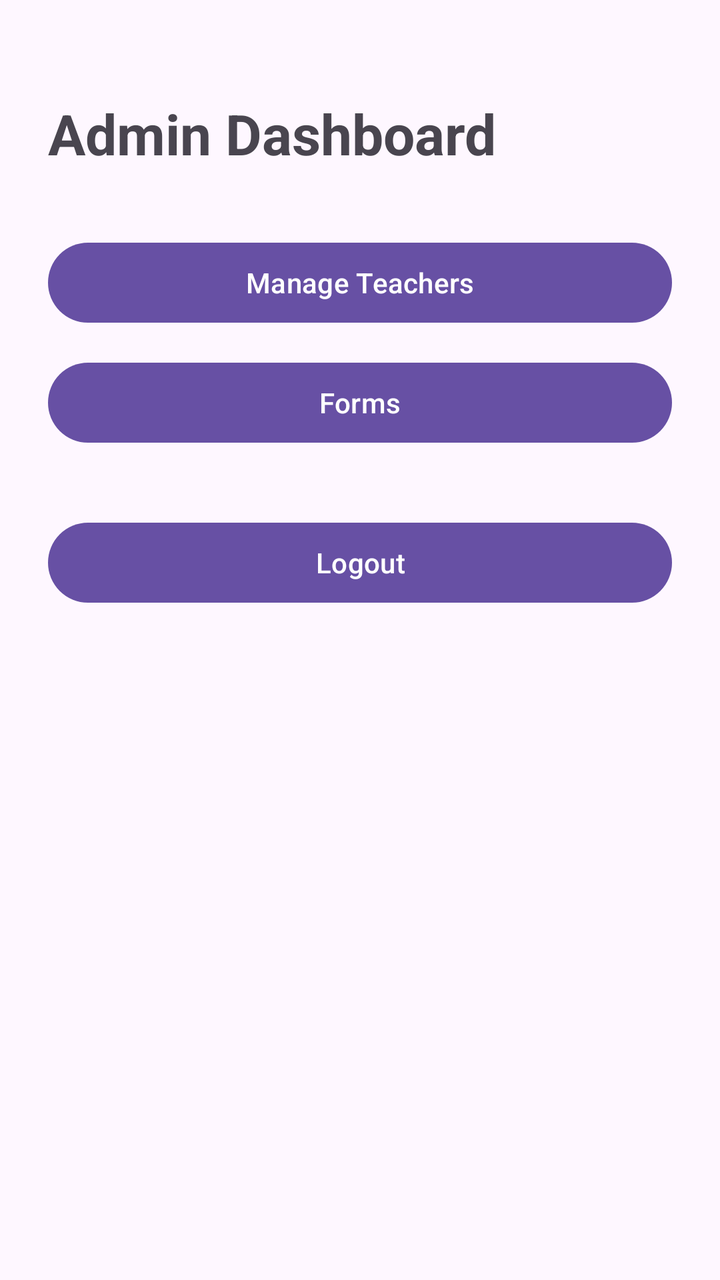
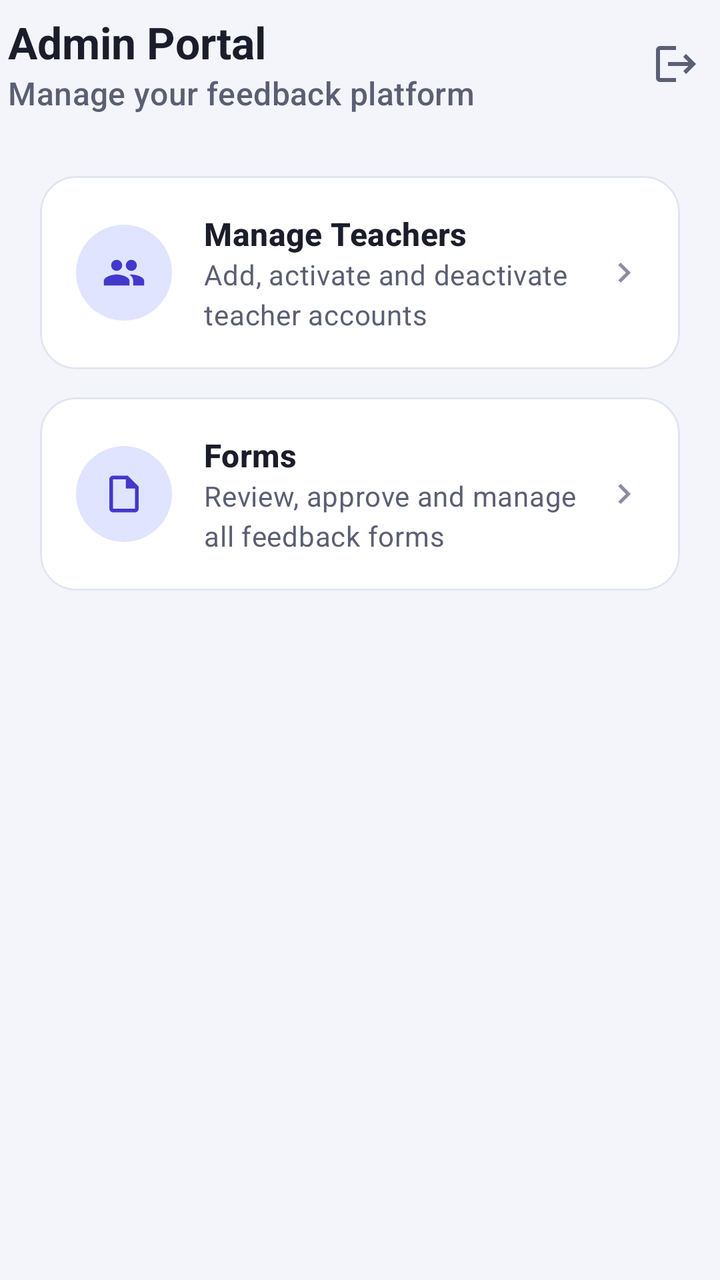

An Android layout rendered at two revisions. The XML below is the earlier revision; the diff shows what the commit changed to produce the second picture.
<!-- AndroidManifest.xml: application theme Theme.FeedbackManagement -->
<!-- res/layout/activity_admin_dashboard.xml -->
<?xml version="1.0" encoding="utf-8"?>
<LinearLayout xmlns:android="http://schemas.android.com/apk/res/android"
    android:layout_width="match_parent"
    android:layout_height="match_parent"
    android:orientation="vertical"
    android:padding="24dp">

    <TextView
        android:layout_width="wrap_content"
        android:layout_height="wrap_content"
        android:text="Admin Dashboard"
        android:textSize="28sp"
        android:textStyle="bold"
        android:layout_marginTop="24dp"
        android:layout_marginBottom="32dp" />

    <Button
        android:id="@+id/manageTeachersButton"
        android:layout_width="match_parent"
        android:layout_height="wrap_content"
        android:text="Manage Teachers" />

    <Button
        android:id="@+id/formsButton"
        android:layout_width="match_parent"
        android:layout_height="wrap_content"
        android:text="Forms"
        android:layout_marginTop="12dp" />

    <Button
        android:id="@+id/logoutButton"
        android:layout_width="match_parent"
        android:layout_height="wrap_content"
        android:text="Logout"
        android:layout_marginTop="32dp" />

</LinearLayout>
<!-- resources referenced by this layout -->
<resources>
  <style name="Base.Theme.FeedbackManagement" parent="Theme.Material3.DayNight.NoActionBar">
          
          
      </style>
  <!-- unchanged entries left out for length: 1 -->
</resources>

<!-- the commit's change to res/layout/activity_admin_dashboard.xml (unified diff, before → after) -->
@@ -1,37 +1,170 @@
 <?xml version="1.0" encoding="utf-8"?>
 <LinearLayout xmlns:android="http://schemas.android.com/apk/res/android"
+    xmlns:app="http://schemas.android.com/apk/res-auto"
     android:layout_width="match_parent"
     android:layout_height="match_parent"
     android:orientation="vertical"
-    android:padding="24dp">
+    android:background="@color/neutral_background">
 
-    <TextView
-        android:layout_width="wrap_content"
-        android:layout_height="wrap_content"
-        android:text="Admin Dashboard"
-        android:textSize="28sp"
-        android:textStyle="bold"
-        android:layout_marginTop="24dp"
-        android:layout_marginBottom="32dp" />
+    <com.google.android.material.appbar.MaterialToolbar
+        android:id="@+id/toolbar"
+        android:layout_width="match_parent"
+        android:layout_height="?attr/actionBarSize"
+        app:title="Admin Portal"
+        app:titleTextAppearance="@style/TextAppearance.Feedback.ToolbarTitle"
+        app:subtitle="Manage your feedback platform"
+        app:subtitleTextColor="@color/text_secondary">
 
-    <Button
-        android:id="@+id/manageTeachersButton"
+        <ImageButton
+            android:id="@+id/logoutButton"
+            android:layout_width="44dp"
+            android:layout_height="44dp"
+            android:layout_gravity="end|center_vertical"
+            android:background="?attr/selectableItemBackgroundBorderless"
+            android:src="@drawable/ic_logout"
+            app:tint="@color/text_secondary"
+            android:contentDescription="Logout" />
+    </com.google.android.material.appbar.MaterialToolbar>
+
+    <androidx.core.widget.NestedScrollView
         android:layout_width="match_parent"
-        android:layout_height="wrap_content"
-        android:text="Manage Teachers" />
+        android:layout_height="match_parent">
 
-    <Button
-        android:id="@+id/formsButton"
-        android:layout_width="match_parent"
-        android:layout_height="wrap_content"
-        android:text="Forms"
-        android:layout_marginTop="12dp" />
+        <LinearLayout
+            android:layout_width="match_parent"
+            android:layout_height="wrap_content"
+            android:orientation="vertical"
+            android:paddingHorizontal="20dp"
+            android:paddingTop="12dp"
+            android:paddingBottom="24dp">
 
-    <Button
-        android:id="@+id/logoutButton"
-        android:layout_width="match_parent"
-        android:layout_height="wrap_content"
-        android:text="Logout"
-        android:layout_marginTop="32dp" />
+            <com.google.android.material.card.MaterialCardView
+                android:id="@+id/manageTeachersButton"
+                android:layout_width="match_parent"
+                android:layout_height="wrap_content"
+                android:layout_marginTop="12dp"
+                android:clickable="true"
+                android:focusable="true"
+                app:cardCornerRadius="18dp"
+                app:cardElevation="0dp"
+                app:strokeColor="@color/neutral_outline"
+                app:strokeWidth="1dp"
+                app:rippleColor="@color/brand_primary_container">
+
+                <LinearLayout
+                    android:layout_width="match_parent"
+                    android:layout_height="wrap_content"
+                    android:orientation="horizontal"
+                    android:gravity="center_vertical"
+                    android:padding="18dp">
+
+                    <FrameLayout
+                        android:layout_width="48dp"
+                        android:layout_height="48dp"
+                        android:background="@drawable/bg_circle_primary_container">
+
+                        <ImageView
+                            android:layout_width="22dp"
+                            android:layout_height="22dp"
+                            android:layout_gravity="center"
+                            android:src="@drawable/ic_group"
+                            app:tint="?attr/colorPrimary"
+                            android:contentDescription="@null" />
+                    </FrameLayout>
+
+                    <LinearLayout
+                        android:layout_width="0dp"
+                        android:layout_height="wrap_content"
+                        android:layout_weight="1"
+                        android:layout_marginStart="16dp"
+                        android:orientation="vertical">
+
+                        <TextView
+                            android:layout_width="match_parent"
+                            android:layout_height="wrap_content"
+                            android:text="Manage Teachers"
+                            android:textAppearance="@style/TextAppearance.Feedback.CardTitle" />
+
+                        <TextView
+                            android:layout_width="match_parent"
+                            android:layout_height="wrap_content"
+                            android:text="Add, activate and deactivate teacher accounts"
+                            android:textAppearance="@style/TextAppearance.Feedback.Body" />
+                    </LinearLayout>
+
+                    <ImageView
+                        android:layout_width="20dp"
+                        android:layout_height="20dp"
+                        android:src="@drawable/ic_chevron_right"
+                        app:tint="@color/text_tertiary"
+                        android:contentDescription="@null" />
+                </LinearLayout>
+            </com.google.android.material.card.MaterialCardView>
+
+            <com.google.android.material.card.MaterialCardView
+                android:id="@+id/formsButton"
+                android:layout_width="match_parent"
+                android:layout_height="wrap_content"
+                android:layout_marginTop="14dp"
+                android:clickable="true"
+                android:focusable="true"
+                app:cardCornerRadius="18dp"
+                app:cardElevation="0dp"
+                app:strokeColor="@color/neutral_outline"
+                app:strokeWidth="1dp"
+                app:rippleColor="@color/brand_primary_container">
+
+                <LinearLayout
+                    android:layout_width="match_parent"
+                    android:layout_height="wrap_content"
+                    android:orientation="horizontal"
+                    android:gravity="center_vertical"
+                    android:padding="18dp">
+
+                    <FrameLayout
+                        android:layout_width="48dp"
+                        android:layout_height="48dp"
+                        android:background="@drawable/bg_circle_primary_container">
+
+                        <ImageView
+                            android:layout_width="22dp"
+                            android:layout_height="22dp"
+                            android:layout_gravity="center"
+                            android:src="@drawable/ic_description"
+                            app:tint="?attr/colorPrimary"
+                            android:contentDescription="@null" />
+                    </FrameLayout>
+
+                    <LinearLayout
+                        android:layout_width="0dp"
+                        android:layout_height="wrap_content"
+                        android:layout_weight="1"
+                        android:layout_marginStart="16dp"
+                        android:orientation="vertical">
+
+                        <TextView
+                            android:layout_width="match_parent"
+                            android:layout_height="wrap_content"
+                            android:text="Forms"
+                            android:textAppearance="@style/TextAppearance.Feedback.CardTitle" />
+
+                        <TextView
+                            android:layout_width="match_parent"
+                            android:layout_height="wrap_content"
+                            android:text="Review, approve and manage all feedback forms"
+                            android:textAppearance="@style/TextAppearance.Feedback.Body" />
+                    </LinearLayout>
+
+                    <ImageView
+                        android:layout_width="20dp"
+                        android:layout_height="20dp"
+                        android:src="@drawable/ic_chevron_right"
+                        app:tint="@color/text_tertiary"
+                        android:contentDescription="@null" />
+                </LinearLayout>
+            </com.google.android.material.card.MaterialCardView>
+
+        </LinearLayout>
+    </androidx.core.widget.NestedScrollView>
 
 </LinearLayout>
<!-- resource entries referenced after the edit -->
@@ -1,9 +1,141 @@
 <!-- resources referenced by this layout -->
 <resources>
+  <color name="brand_primary_container">#E0E4FF</color>
+  <color name="neutral_background">#F4F5FB</color>
+  <color name="neutral_outline">#E2E4F0</color>
+  <color name="text_secondary">#5B5F73</color>
+  <color name="text_tertiary">#8A8DA0</color>
+  <!-- drawable bg_circle_primary_container (drawable) -->
+  <?xml version="1.0" encoding="utf-8"?>
+  <shape xmlns:android="http://schemas.android.com/apk/res/android"
+      android:shape="oval">
+      <solid android:color="?attr/colorPrimaryContainer"/>
+  </shape>
+  <!-- drawable ic_chevron_right (drawable) -->
+  <?xml version="1.0" encoding="utf-8"?>
+  <vector xmlns:android="http://schemas.android.com/apk/res/android"
+      android:width="24dp"
+      android:height="24dp"
+      android:viewportWidth="24"
+      android:viewportHeight="24"
+      android:tint="?attr/colorControlNormal">
+      <path
+          android:fillColor="@android:color/white"
+          android:pathData="M8.59,16.59L13.17,12 8.59,7.41 10,6l6,6 -6,6z"/>
+  </vector>
+  <!-- drawable ic_description (drawable) -->
+  <?xml version="1.0" encoding="utf-8"?>
+  <vector xmlns:android="http://schemas.android.com/apk/res/android"
+      android:width="24dp"
+      android:height="24dp"
+      android:viewportWidth="24"
+      android:viewportHeight="24"
+      android:tint="?attr/colorControlNormal">
+      <path
+          android:fillColor="@android:color/white"
+          android:pathData="M14,2H6C4.9,2 4.01,2.9 4.01,4L4,20c0,1.1 0.89,2 1.99,2H18c1.1,0 2,-0.9 2,-2V8L14,2zM6,20V4h7v5h5v11H6z"/>
+  </vector>
+  <!-- drawable ic_group (drawable) -->
+  <?xml version="1.0" encoding="utf-8"?>
+  <vector xmlns:android="http://schemas.android.com/apk/res/android"
+      android:width="24dp"
+      android:height="24dp"
+      android:viewportWidth="24"
+      android:viewportHeight="24"
+      android:tint="?attr/colorControlNormal">
+      <path
+          android:fillColor="@android:color/white"
+          android:pathData="M16,11c1.66,0 2.99,-1.34 2.99,-3S17.66,5 16,5c-1.66,0 -3,1.34 -3,3s1.34,3 3,3zM8,11c1.66,0 2.99,-1.34 2.99,-3S9.66,5 8,5C6.34,5 5,6.34 5,8s1.34,3 3,3zM8,13c-2.33,0 -7,1.17 -7,3.5L1,19h14v-2.5C15,14.17 10.33,13 8,13zM16,13c-0.29,0 -0.62,0.02 -0.97,0.05 1.16,0.84 1.97,1.97 1.97,3.45L17,19h6v-2.5C23,14.17 18.33,13 16,13z"/>
+  </vector>
+  <!-- drawable ic_logout (drawable) -->
+  <?xml version="1.0" encoding="utf-8"?>
+  <vector xmlns:android="http://schemas.android.com/apk/res/android"
+      android:width="24dp"
+      android:height="24dp"
+      android:viewportWidth="24"
+      android:viewportHeight="24"
+      android:tint="?attr/colorControlNormal">
+      <path
+          android:fillColor="@android:color/white"
+          android:pathData="M17,7l-1.41,1.41L18.17,11H8v2h10.17l-2.58,2.58L17,17l5,-5l-5,-5zM4,5h8V3H4c-1.1,0 -2,0.9 -2,2v14c0,1.1 0.9,2 2,2h8v-2H4V5z"/>
+  </vector>
+  <style name="TextAppearance.Feedback.Body" parent="TextAppearance.Material3.BodyMedium">
+          <item name="android:textColor">@color/text_secondary</item>
+      </style>
+  <style name="TextAppearance.Feedback.CardTitle" parent="TextAppearance.Material3.TitleMedium">
+          <item name="android:textColor">@color/text_primary</item>
+          <item name="android:textStyle">bold</item>
+      </style>
+  <style name="TextAppearance.Feedback.ToolbarTitle" parent="TextAppearance.Material3.TitleLarge">
+          <item name="android:textColor">@color/text_primary</item>
+          <item name="android:textStyle">bold</item>
+      </style>
+  <color name="text_primary">#1B1D2A</color>
   <style name="Base.Theme.FeedbackManagement" parent="Theme.Material3.DayNight.NoActionBar">
-          
-          
+          <item name="colorPrimary">@color/brand_primary</item>
+          <item name="colorOnPrimary">@color/text_on_primary</item>
+          <item name="colorPrimaryContainer">@color/brand_primary_container</item>
+          <item name="colorOnPrimaryContainer">@color/brand_on_primary_container</item>
+  
+          <item name="colorSecondary">@color/brand_accent</item>
+          <item name="colorOnSecondary">@color/text_on_primary</item>
+  
+          <item name="colorError">@color/semantic_error</item>
+  
+          <item name="android:colorBackground">@color/neutral_background</item>
+          <item name="colorSurface">@color/neutral_surface</item>
+          <item name="colorOnSurface">@color/text_primary</item>
+          <item name="colorOnSurfaceVariant">@color/text_secondary</item>
+          <item name="colorOutline">@color/neutral_outline</item>
+          <item name="colorOutlineVariant">@color/neutral_outline</item>
+          <item name="colorSurfaceVariant">@color/neutral_surface_alt</item>
+  
+          <item name="android:statusBarColor">@color/neutral_background</item>
+          <item name="android:windowLightStatusBar">true</item>
+          <item name="android:navigationBarColor">@color/neutral_background</item>
+  
+          <item name="materialCardViewStyle">@style/Widget.Feedback.CardView</item>
+          <item name="materialButtonStyle">@style/Widget.Feedback.Button</item>
+          <item name="toolbarStyle">@style/Widget.Feedback.Toolbar</item>
+          <item name="textInputStyle">@style/Widget.Feedback.TextInputLayout</item>
       </style>
+  <color name="brand_primary">#4338CA</color>
+  <color name="text_on_primary">#FFFFFFFF</color>
+  <color name="brand_on_primary_container">#1E1B4B</color>
+  <color name="brand_accent">#7C3AED</color>
+  <color name="semantic_error">#B91C1C</color>
+  <color name="neutral_surface">#FFFFFFFF</color>
+  <color name="neutral_surface_alt">#F0F1F8</color>
+  <style name="Widget.Feedback.CardView" parent="Widget.Material3.CardView.Elevated">
+          <item name="cardCornerRadius">@dimen/card_corner_radius</item>
+          <item name="cardElevation">@dimen/card_elevation</item>
+          <item name="strokeColor">@color/neutral_outline</item>
+          <item name="strokeWidth">1dp</item>
+          <item name="cardBackgroundColor">@color/neutral_surface</item>
+      </style>
+  <style name="Widget.Feedback.Button" parent="Widget.Material3.Button">
+          <item name="cornerRadius">12dp</item>
+          <item name="android:minHeight">48dp</item>
+          <item name="android:paddingStart">20dp</item>
+          <item name="android:paddingEnd">20dp</item>
+          <item name="android:textAllCaps">false</item>
+          <item name="android:textSize">15sp</item>
+      </style>
+  <style name="Widget.Feedback.Toolbar" parent="Widget.Material3.Toolbar">
+          <item name="titleTextAppearance">@style/TextAppearance.Feedback.ToolbarTitle</item>
+          <item name="android:background">@color/neutral_background</item>
+          <item name="contentInsetStart">4dp</item>
+      </style>
+  <style name="Widget.Feedback.TextInputLayout" parent="Widget.Material3.TextInputLayout.OutlinedBox">
+          <item name="boxCornerRadiusTopStart">12dp</item>
+          <item name="boxCornerRadiusTopEnd">12dp</item>
+          <item name="boxCornerRadiusBottomStart">12dp</item>
+          <item name="boxCornerRadiusBottomEnd">12dp</item>
+          <item name="boxStrokeColor">@color/brand_primary</item>
+          <item name="hintTextColor">@color/brand_primary</item>
+      </style>
+  <dimen name="card_corner_radius">16dp</dimen>
+  <dimen name="card_elevation">1dp</dimen>
   <!-- unchanged entries left out for length: 1 -->
 </resources>
 
